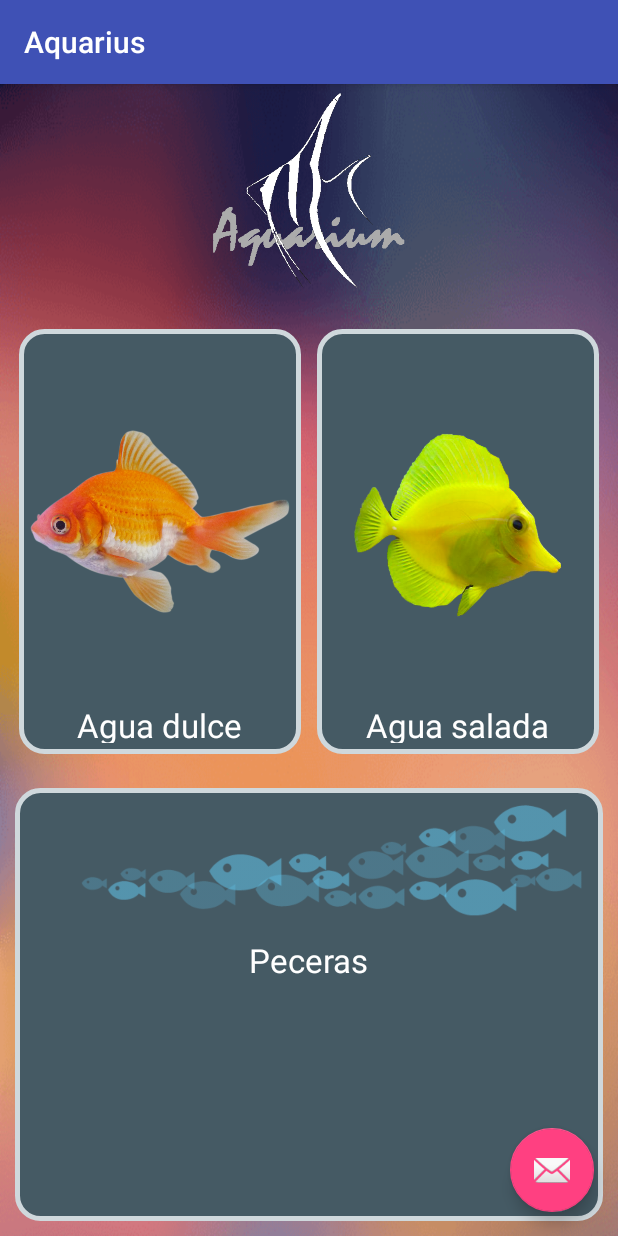
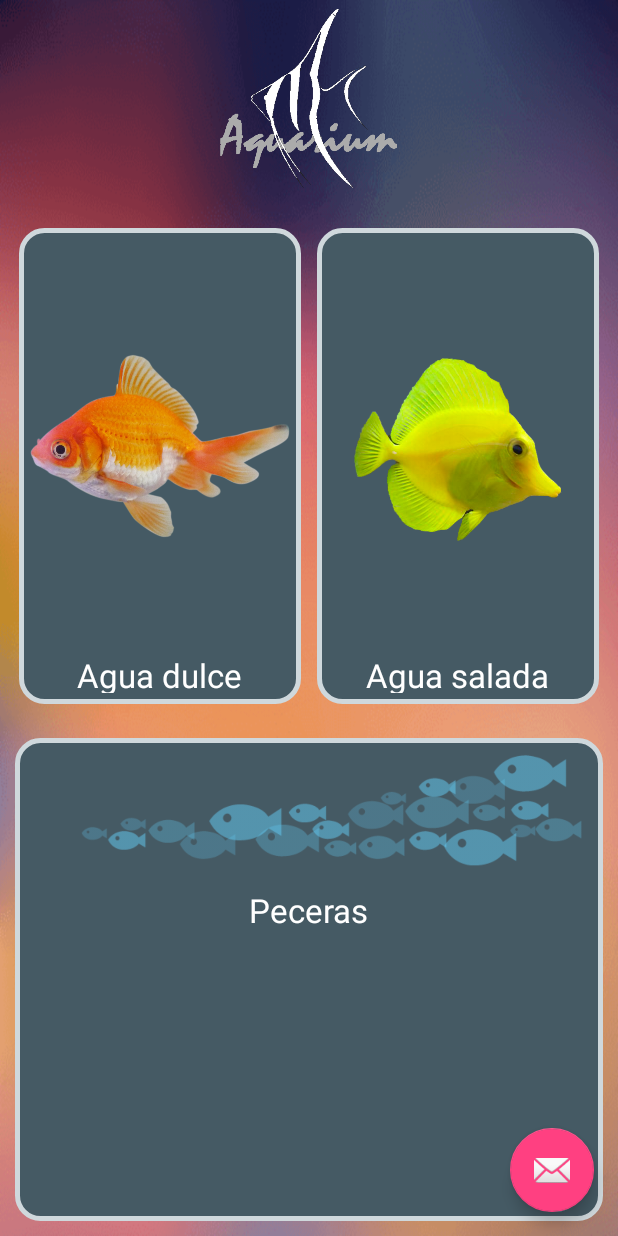
Before and after one commit to artecinnovaciones/Aquarius, an Android app: the screen it shows after launch (MainActivity), on a phone screen of 412 x 824 dp. Run offline under Robolectric (Android 15) with nearby library versions, the phone set to English and light mode, and no system bars.

Commit message:
vista main

```diff
--- a/app/src/main/AndroidManifest.xml
+++ b/app/src/main/AndroidManifest.xml
@@ -11,7 +11,8 @@
         <activity
             android:name=".MainActivity"
             android:label="@string/app_name"
-            android:theme="@style/AppTheme.NoActionBar">
+            android:theme="@style/AppTheme.NoActionBar"
+            android:screenOrientation="portrait">
             <intent-filter>
                 <action android:name="android.intent.action.MAIN" />
 
@@ -20,7 +21,6 @@
         </activity>
         <activity
             android:name=".DetallesActivity"
-            android:label="@string/title_activity_detalles"
             android:theme="@style/AppTheme.NoActionBar"></activity>
     </application>
 
--- a/app/src/main/java/com/artecinnovaciones/aquarius/MainActivity.java
+++ b/app/src/main/java/com/artecinnovaciones/aquarius/MainActivity.java
@@ -17,8 +17,6 @@
     protected void onCreate(Bundle savedInstanceState) {
         super.onCreate(savedInstanceState);
         setContentView(R.layout.activity_main);
-        Toolbar toolbar = (Toolbar) findViewById(R.id.toolbar);
-        setSupportActionBar(toolbar);
 
         FloatingActionButton fab = (FloatingActionButton) findViewById(R.id.fab);
         fab.setOnClickListener(new View.OnClickListener() {
--- a/app/src/main/res/layout/activity_main.xml
+++ b/app/src/main/res/layout/activity_main.xml
@@ -6,20 +6,6 @@
     android:layout_height="match_parent"
     android:fitsSystemWindows="true"
     tools:context="com.artecinnovaciones.aquarius.MainActivity">
-
-    <android.support.design.widget.AppBarLayout
-        android:layout_width="match_parent"
-        android:layout_height="wrap_content"
-        android:theme="@style/AppTheme.AppBarOverlay">
-
-        <android.support.v7.widget.Toolbar
-            android:id="@+id/toolbar"
-            android:layout_width="match_parent"
-            android:layout_height="?attr/actionBarSize"
-            android:background="?attr/colorPrimary"
-            app:popupTheme="@style/AppTheme.PopupOverlay" />
-
-    </android.support.design.widget.AppBarLayout>
 
     <include layout="@layout/content_main" />
 
```
